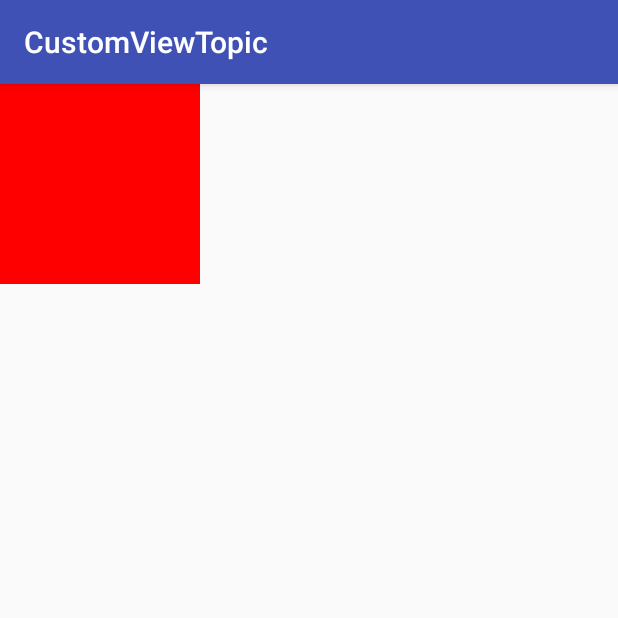
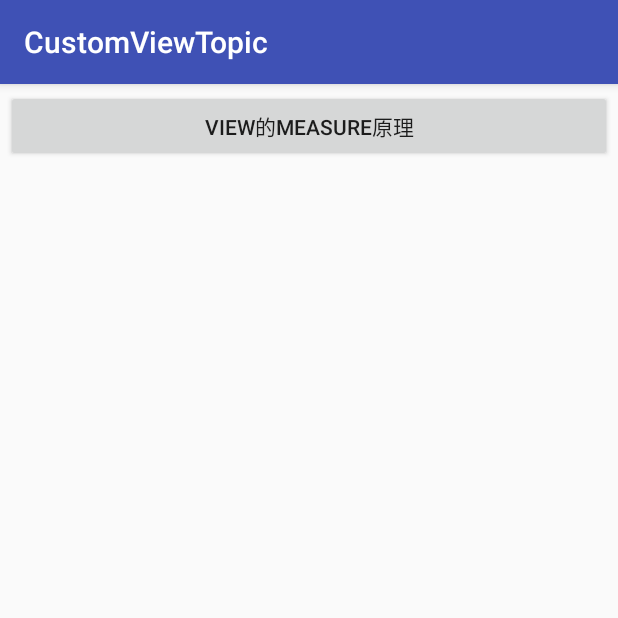
Before and after one commit to kakaxicm/CustomViewTopic, an Android app: the screen it shows after launch (MainActivity), on a phone screen of 412 x 824 dp, the top half of it. Run offline under Robolectric (Android 15) with nearby library versions, the phone set to English and light mode, and no system bars.

Commit message:
代码结构调整

```diff
--- a/app/src/main/AndroidManifest.xml
+++ b/app/src/main/AndroidManifest.xml
@@ -16,6 +16,7 @@
                 <category android:name="android.intent.category.LAUNCHER" />
             </intent-filter>
         </activity>
+        <activity android:name="com.qicode.kakaxicm.customviewtopic.activity.ViewMeasureActivity"/>
     </application>
 
 </manifest>
--- a/app/src/main/java/com/qicode/kakaxicm/customviewtopic/MainActivity.java
+++ b/app/src/main/java/com/qicode/kakaxicm/customviewtopic/MainActivity.java
@@ -1,31 +1,26 @@
 package com.qicode.kakaxicm.customviewtopic;
 
+import android.content.Intent;
 import android.support.v7.app.AppCompatActivity;
 import android.os.Bundle;
 import android.util.Log;
 import android.view.MotionEvent;
 import android.view.View;
 
+import com.qicode.kakaxicm.customviewtopic.activity.ViewMeasureActivity;
+
 public class MainActivity extends AppCompatActivity {
 
     @Override
     protected void onCreate(Bundle savedInstanceState) {
         super.onCreate(savedInstanceState);
-        setContentView(R.layout.layout_dispatch_demo);
-//        findViewById(R.id.button1).setOnClickListener(new View.OnClickListener() {
-//            @Override
-//            public void onClick(View v) {
-//                Log.e("TAG", "You clicked button1");
-//            }
-//        });
-
-//        findViewById(R.id.my_layout).setOnTouchListener(new View.OnTouchListener() {
-//            @Override
-//            public boolean onTouch(View v, MotionEvent event) {
-//                Log.e("TAG", "myLayout on touch");
-//                return false;
-//            }
-//        });
-
+        setContentView(R.layout.activity_main);
+    }
+    /*
+     View的Measure原理
+     */
+    public void gotoMeasure(View v){
+        Intent i = new Intent(this, ViewMeasureActivity.class);
+        startActivity(i);
     }
 }
--- a/app/src/main/java/com/qicode/kakaxicm/customviewtopic/DisaptchDemo/ChildView.java
+++ b/app/src/main/java/com/qicode/kakaxicm/customviewtopic/MeasureView/ChildView.java
@@ -1,4 +1,4 @@
-package com.qicode.kakaxicm.customviewtopic.DisaptchDemo;
+package com.qicode.kakaxicm.customviewtopic.MeasureView;
 
 import android.content.Context;
 import android.support.annotation.Nullable;
--- a/app/src/main/java/com/qicode/kakaxicm/customviewtopic/DisaptchDemo/ParentLayout.java
+++ b/app/src/main/java/com/qicode/kakaxicm/customviewtopic/MeasureView/ParentLayout.java
@@ -1,4 +1,4 @@
-package com.qicode.kakaxicm.customviewtopic.DisaptchDemo;
+package com.qicode.kakaxicm.customviewtopic.MeasureView;
 
 import android.content.Context;
 import android.support.annotation.Nullable;
--- a/app/src/main/res/layout/activity_main.xml
+++ b/app/src/main/res/layout/activity_main.xml
@@ -1,18 +1,22 @@
 <?xml version="1.0" encoding="utf-8"?>
-<android.support.constraint.ConstraintLayout xmlns:android="http://schemas.android.com/apk/res/android"
+<LinearLayout xmlns:android="http://schemas.android.com/apk/res/android"
     xmlns:app="http://schemas.android.com/apk/res-auto"
     xmlns:tools="http://schemas.android.com/tools"
     android:layout_width="match_parent"
     android:layout_height="match_parent"
+    android:orientation="vertical"
     tools:context="com.qicode.kakaxicm.customviewtopic.MainActivity">
 
-    <TextView
-        android:layout_width="wrap_content"
+    <Button
+        android:layout_width="match_parent"
         android:layout_height="wrap_content"
-        android:text="Hello World!"
+        android:layout_margin="4dp"
+        android:text="View的Measure原理"
         app:layout_constraintBottom_toBottomOf="parent"
         app:layout_constraintLeft_toLeftOf="parent"
         app:layout_constraintRight_toRightOf="parent"
-        app:layout_constraintTop_toTopOf="parent" />
+        app:layout_constraintTop_toTopOf="parent"
+        android:onClick="gotoMeasure"
+        tools:ignore="OnClick" />
 
-</android.support.constraint.ConstraintLayout>
+</LinearLayout>
--- a/app/src/main/res/layout/layout_dispatch_demo.xml
+++ b/app/src/main/res/layout/layout_dispatch_and_measure_demo.xml
@@ -1,5 +1,5 @@
 <?xml version="1.0" encoding="utf-8"?>
-<com.qicode.kakaxicm.customviewtopic.DisaptchDemo.ParentLayout xmlns:android="http://schemas.android.com/apk/res/android"
+<com.qicode.kakaxicm.customviewtopic.MeasureView.ParentLayout xmlns:android="http://schemas.android.com/apk/res/android"
     android:id="@+id/my_layout"
     android:layout_width="match_parent"
     android:layout_height="match_parent"
@@ -15,10 +15,10 @@
         android:layout_width="wrap_content"
         android:layout_height="wrap_content">
 
-        <com.qicode.kakaxicm.customviewtopic.DisaptchDemo.ChildView
+        <com.qicode.kakaxicm.customviewtopic.MeasureView.ChildView
             android:layout_width="wrap_content"
             android:layout_height="wrap_content"
             android:background="#ff0000" />
     </RelativeLayout>
 
-</com.qicode.kakaxicm.customviewtopic.DisaptchDemo.ParentLayout>
+</com.qicode.kakaxicm.customviewtopic.MeasureView.ParentLayout>
```
Also changed, not shown: app/src/main/java/com/qicode/kakaxicm/customviewtopic/activity/ViewMeasureActivity.java (added, +18 -0 lines).
